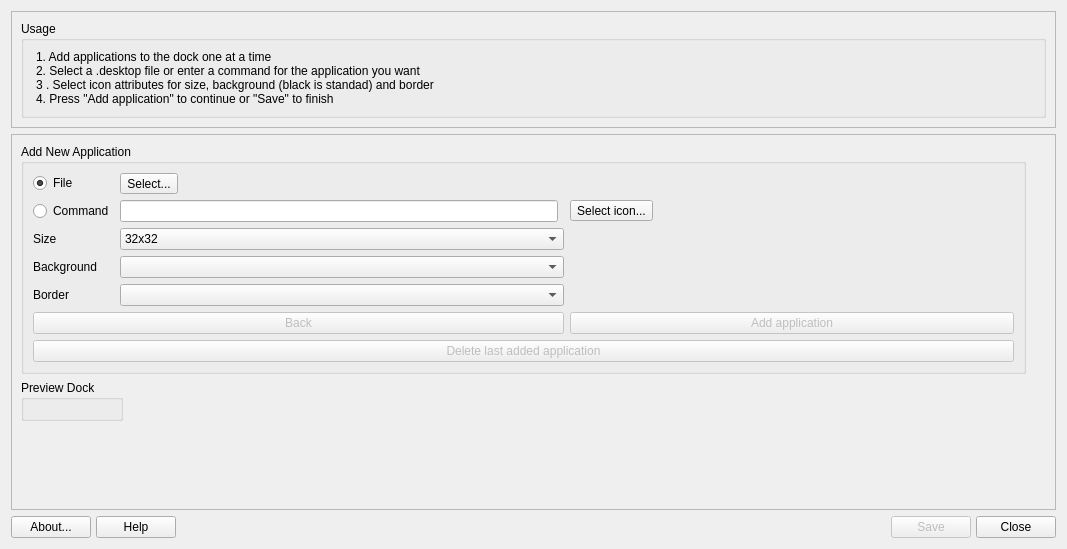
First picture: the form in mainwindow.ui, repository AdrianTM/mx-dockmaker, before the edit.
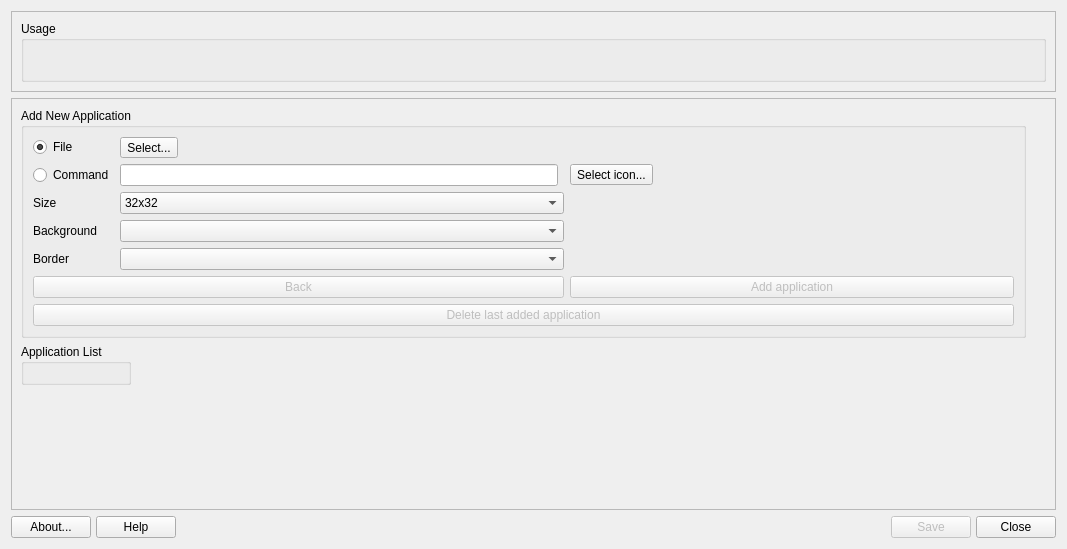
Second picture: the form after the edit. Icons and pictures are not drawn.

```diff
--- a/mainwindow.ui
+++ b/mainwindow.ui
@@ -48,10 +48,7 @@
          <item>
           <widget class="QLabel" name="labelUsage">
            <property name="text">
-            <string>1. Add applications to the dock one at a time
-2. Select a .desktop file or enter a command for the application you want
-3 . Select icon attributes for size, background (black is standad) and border
-4. Press &quot;Add application&quot; to continue or &quot;Save&quot; to finish</string>
+            <string/>
            </property>
           </widget>
          </item>
@@ -273,7 +270,7 @@
       <item row="3" column="0" alignment="Qt::AlignLeft">
        <widget class="QGroupBox" name="groupPreview">
         <property name="title">
-         <string>Preview Dock</string>
+         <string>Application List</string>
         </property>
         <layout class="QHBoxLayout" name="horizontalLayout"/>
        </widget>
```
